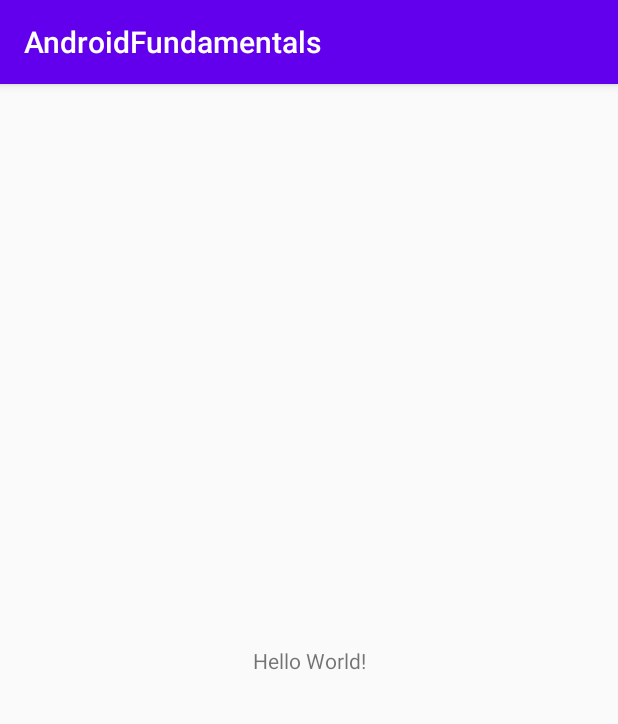
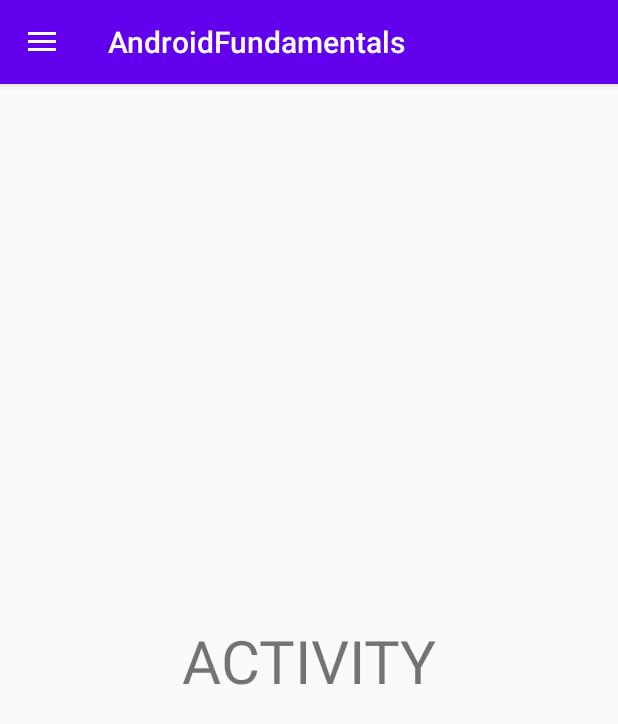
Before and after one commit to vilfrack/AndroidBasic, an Android app: the screen it shows after launch (MainActivity), on a phone screen of 412 x 824 dp. Shown: the top 724 px of the screen. Run offline under Robolectric (Android 15) with nearby library versions, the phone set to English and light mode, and no system bars.

Commit message:
Slidable Menu

```diff
--- a/app/build.gradle
+++ b/app/build.gradle
@@ -34,4 +34,5 @@ dependencies {
     androidTestImplementation 'androidx.test.ext:junit:1.1.1'
     androidTestImplementation 'androidx.test.espresso:espresso-core:3.2.0'
 
+    implementation 'com.google.android.material:material:1.3.0-alpha02'
 }
--- a/app/src/main/java/com/androidfundamentals/MainActivity.kt
+++ b/app/src/main/java/com/androidfundamentals/MainActivity.kt
@@ -3,15 +3,50 @@ package com.androidfundamentals
 import androidx.appcompat.app.AppCompatActivity
 import android.os.Bundle
 import android.util.Log
+import android.view.MenuItem
+import android.widget.Toast
+import androidx.appcompat.app.ActionBarDrawerToggle
+import kotlinx.android.synthetic.main.activity_main.*
 import java.util.*
 import kotlin.math.log
 
 class MainActivity : AppCompatActivity() {
+
+    lateinit var toggle: ActionBarDrawerToggle
+
     override fun onCreate(savedInstanceState: Bundle?) {
         super.onCreate(savedInstanceState)
         setContentView(R.layout.activity_main)
+        //hay que crear las variables del xml de string
+        toggle = ActionBarDrawerToggle(this, drawerLayout, R.string.open, R.string.close)
+        drawerLayout.addDrawerListener(toggle)
+        toggle.syncState()
 
+        supportActionBar?.setDisplayHomeAsUpEnabled(true)
+        navView.setNavigationItemSelectedListener {
+            when(it.itemId){
+                R.id.miItem1 ->{
+                    Toast.makeText(applicationContext,"Clicked Item 1", Toast.LENGTH_SHORT).show()
+                    drawerLayout.closeDrawers()
+                }
+                R.id.miItem2 ->{
+                    Toast.makeText(applicationContext,"Clicked Item 2", Toast.LENGTH_SHORT).show()
+                    drawerLayout.closeDrawers()
+                }
+                R.id.miItem3 -> {
+                    Toast.makeText(applicationContext,"Clicked Item 3", Toast.LENGTH_SHORT).show()
+                    drawerLayout.closeDrawers()
+                }
+            }
+            true
+        }
     }
 
+    override fun onOptionsItemSelected(item: MenuItem): Boolean {
+        if (toggle.onOptionsItemSelected(item)){
+            return true
+        }
+        return super.onOptionsItemSelected(item)
+    }
 
 }
--- a/app/src/main/res/layout/activity_main.xml
+++ b/app/src/main/res/layout/activity_main.xml
@@ -1,18 +1,36 @@
 <?xml version="1.0" encoding="utf-8"?>
-<androidx.constraintlayout.widget.ConstraintLayout xmlns:android="http://schemas.android.com/apk/res/android"
+<androidx.drawerlayout.widget.DrawerLayout xmlns:android="http://schemas.android.com/apk/res/android"
     xmlns:app="http://schemas.android.com/apk/res-auto"
     xmlns:tools="http://schemas.android.com/tools"
+    android:id="@+id/drawerLayout"
     android:layout_width="match_parent"
     android:layout_height="match_parent"
     tools:context=".MainActivity">
 
-    <TextView
+    <androidx.constraintlayout.widget.ConstraintLayout
+        android:layout_width="match_parent"
+        android:layout_height="match_parent">
+
+        <TextView
+            android:layout_width="wrap_content"
+            android:layout_height="wrap_content"
+            android:text="ACTIVITY"
+            android:textSize="40sp"
+            app:layout_constraintBottom_toBottomOf="parent"
+            app:layout_constraintEnd_toEndOf="parent"
+            app:layout_constraintHorizontal_bias="0.5"
+            app:layout_constraintStart_toStartOf="parent"
+            app:layout_constraintTop_toTopOf="parent" />
+    </androidx.constraintlayout.widget.ConstraintLayout>
+
+    <com.google.android.material.navigation.NavigationView
+        android:id="@+id/navView"
         android:layout_width="wrap_content"
-        android:layout_height="wrap_content"
-        android:text="Hello World!"
-        app:layout_constraintBottom_toBottomOf="parent"
-        app:layout_constraintLeft_toLeftOf="parent"
-        app:layout_constraintRight_toRightOf="parent"
-        app:layout_constraintTop_toTopOf="parent" />
+        android:layout_height="match_parent"
+        app:headerLayout="@layout/nav_header"
+        app:menu="@menu/nav_drawer_menu"
+        android:layout_gravity="start"
+        android:fitsSystemWindows="true"/>
 
-</androidx.constraintlayout.widget.ConstraintLayout>
+
+</androidx.drawerlayout.widget.DrawerLayout>
--- /dev/null
+++ b/app/src/main/res/layout/nav_header.xml
@@ -0,0 +1,6 @@
+<?xml version="1.0" encoding="utf-8"?>
+<androidx.constraintlayout.widget.ConstraintLayout
+    xmlns:android="http://schemas.android.com/apk/res/android"
+    android:layout_width="match_parent"
+    android:layout_height="150dp"
+    android:background="@color/colorPrimary"/>
--- /dev/null
+++ b/app/src/main/res/menu/nav_drawer_menu.xml
@@ -0,0 +1,16 @@
+<?xml version="1.0" encoding="utf-8"?>
+<menu xmlns:android="http://schemas.android.com/apk/res/android">
+
+    <item
+        android:id="@+id/miItem1"
+        android:title="Item 1"/>
+
+    <item
+        android:id="@+id/miItem2"
+        android:title="Item 2"/>
+
+    <item
+        android:id="@+id/miItem3"
+        android:title="Item 3"/>
+
+</menu>
--- a/app/src/main/res/values/strings.xml
+++ b/app/src/main/res/values/strings.xml
@@ -1,3 +1,5 @@
 <resources>
     <string name="app_name">AndroidFundamentals</string>
+    <string name="open">Open</string>
+    <string name="close">Close</string>
 </resources>
```
Also changed, not shown: 1 other file.
